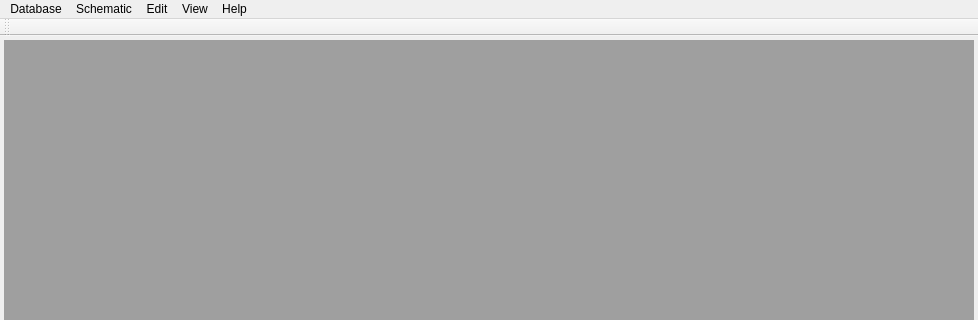
Above: kipartman-qt/ui/main_window.ui from turdusmerula/kipartman before the change; both pictures show x 0 to 978 and y 0 to 320 of the 978 by 842 pixel window. Below: the same form after it.
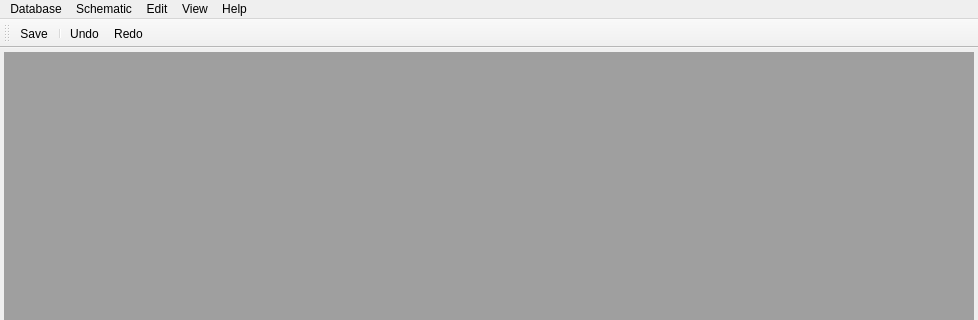
That is the form after the change. Icons and pictures are not drawn.

Commit message: Added undo/redo mechanism

The edit to the form file:
```diff
--- a/kipartman-qt/ui/main_window.ui
+++ b/kipartman-qt/ui/main_window.ui
@@ -102,6 +102,10 @@
    <attribute name="toolBarBreak">
     <bool>false</bool>
    </attribute>
+   <addaction name="actionDatabaseSave"/>
+   <addaction name="separator"/>
+   <addaction name="actionEditUndo"/>
+   <addaction name="actionEditRedo"/>
   </widget>
   <action name="actionSchematicOpen">
    <property name="text">
```
Left out of the diff: 23 changed lines with no effect on the pictures. The commit also changes 22 other files.
